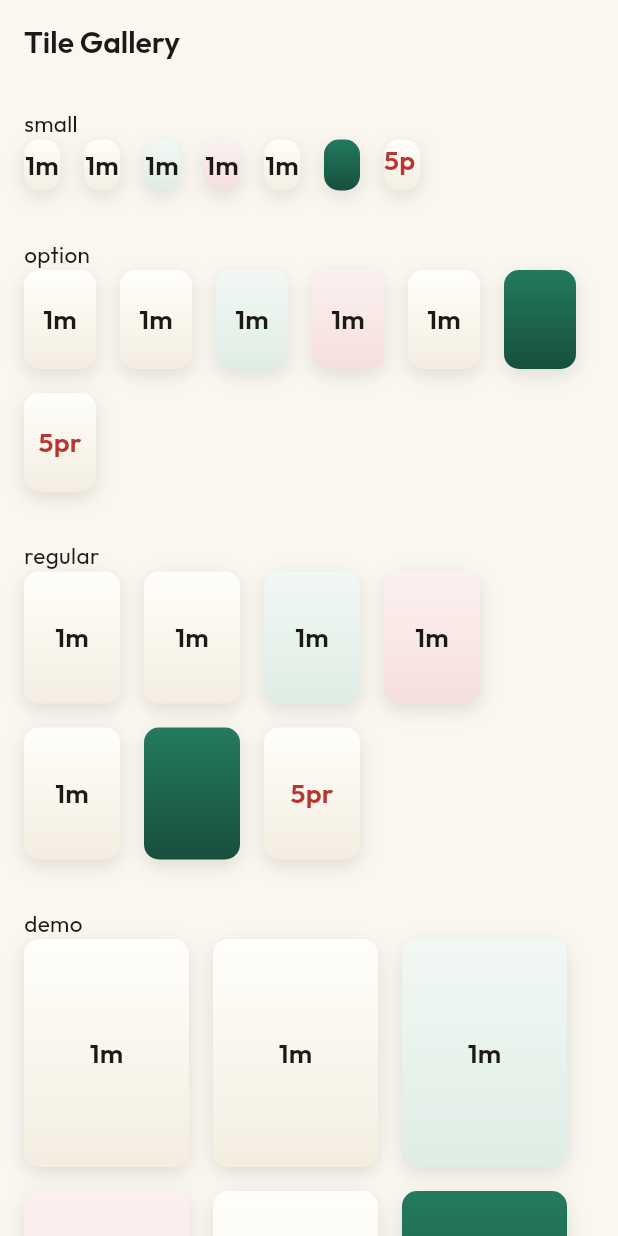
After one commit to Code-Nam/m2-architecture-mobile, a Flutter app: the TileGalleryScreen screen opened by its route, on a phone screen of 412 x 824 dp. The commit adds this screen. Run offline on Flutter 3.47's test engine with Material 3 defaults, Android fonts, the phone set to English and light mode, and no system bars; our stand-ins replace flutter_riverpod, freezed_annotation, go_router, material_ui.

Commit message:
feat(app): add debug tile gallery route

````diff
--- a/docs/plans/2026-09-17-tile-widget.md.tasks.json
+++ b/docs/plans/2026-09-17-tile-widget.md.tasks.json
@@ -82,12 +82,12 @@
     {
       "id": 10,
       "subject": "Task 10: Debug gallery route",
-      "status": "pending",
+      "status": "completed",
       "blockedBy": [
         4
       ],
       "description": "**Goal:** `/gallery` route rendering all states x sizes in a grid for screenshot comparison against `design/handoff/screenshots/`. Debug-only, cheap.\n**Acceptance:** route opens, every state visible side by side.\n**Verify:** `flutter run` then navigate\n```json:metadata\n{\"verifyCommand\": \"flutter analyze\", \"acceptanceCriteria\": [\"see description\"], \"modelTier\": \"standard\"}\n```"
     }
   ],
-  "lastUpdated": "2026-09-18T13:00:00Z"
+  "lastUpdated": "2026-09-18T09:17:09.661036+00:00"
 }
--- a/lib/app/router.dart
+++ b/lib/app/router.dart
@@ -1,10 +1,14 @@
 import 'package:go_router/go_router.dart';
 import 'package:tenpai/app/home_screen.dart';
+import 'package:tenpai/app/tile_gallery_screen.dart';
 
 /// Route paths, kept next to the routes so a rename touches one file.
 abstract final class AppRoutes {
   /// Landing screen. Becomes the lesson path in milestone 1.
   static const home = '/';
+
+  /// Debug gallery of tiles
+  static const gallery = '/gallery';
 }
 
 /// The application router.
@@ -18,5 +22,9 @@ final GoRouter appRouter = GoRouter(
       path: AppRoutes.home,
       builder: (context, state) => const HomeScreen(),
     ),
+    GoRoute(
+      path: AppRoutes.gallery,
+      builder: (context, state) => const TileGalleryScreen(),
+    ),
   ],
 );
--- /dev/null
+++ b/lib/app/tile_gallery_screen.dart
@@ -0,0 +1,57 @@
+import 'package:material_ui/material_ui.dart';
+import 'package:tenpai/shared/models/tile.dart';
+import 'package:tenpai/shared/theme/app_tokens.dart';
+import 'package:tenpai/shared/widgets/tile_size.dart';
+import 'package:tenpai/shared/widgets/tile_state.dart';
+import 'package:tenpai/shared/widgets/tile_widget.dart';
+
+final _sample = Tile.parse('1m');
+final _red = Tile.parse('5pr');
+
+/// Debug gallery of every [TileState] x [TileSize]
+class TileGalleryScreen extends StatelessWidget {
+  /// Creates the tile gallery
+  const TileGalleryScreen({super.key});
+
+  @override
+  Widget build(BuildContext context) {
+    return Scaffold(
+      appBar: AppBar(title: const Text('Tile Gallery')),
+      body: SingleChildScrollView(
+        child: Column(
+          crossAxisAlignment: .start,
+          children: [for (final size in TileSize.values) _SizeRow(size: size)],
+        ),
+      ),
+    );
+  }
+}
+
+/// A row displaying every [TileState] for a given [TileSize]
+class _SizeRow extends StatelessWidget {
+  const _SizeRow({required this.size});
+
+  final TileSize size;
+
+  @override
+  Widget build(BuildContext context) {
+    return Padding(
+      padding: const EdgeInsets.all(AppTokens.space2),
+      child: Column(
+        crossAxisAlignment: .start,
+        children: [
+          Text(size.name),
+          Wrap(
+            spacing: AppTokens.space2,
+            runSpacing: AppTokens.space2,
+            children: [
+              for (final state in TileState.values)
+                TileWidget(tile: _sample, state: state, size: size),
+              TileWidget(tile: _red, size: size),
+            ],
+          ),
+        ],
+      ),
+    );
+  }
+}
````
Also changed, not shown: lib/app/home_screen.dart (+18 -1 lines), 1 other file.
